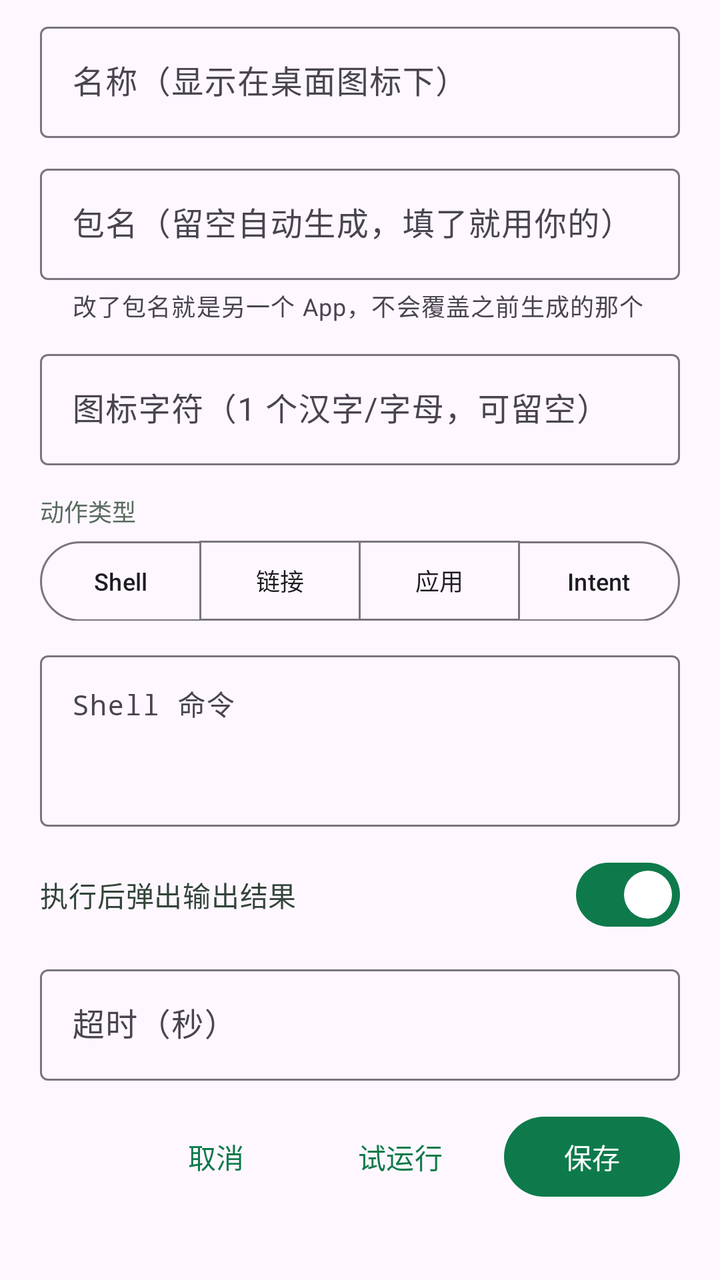
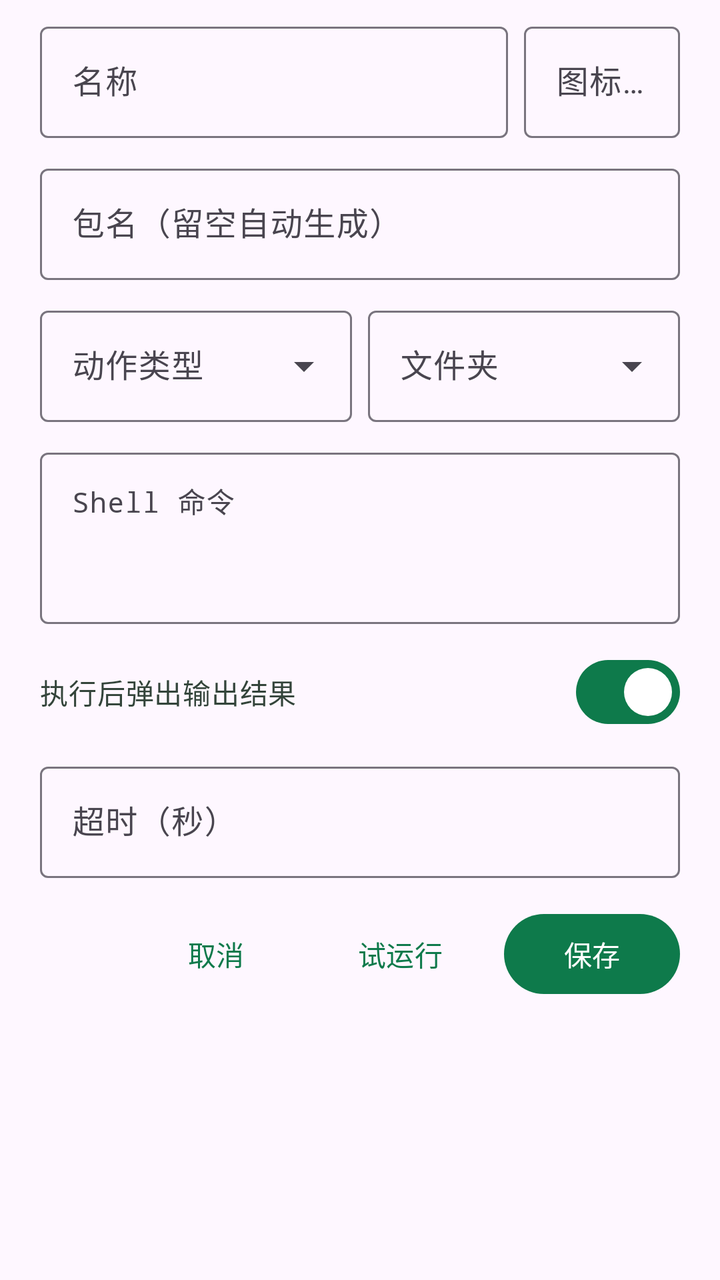

Two renders of the same Android screen: before a commit and after it. Below are the layout's source before the change and the commit's diff.
<!-- AndroidManifest.xml: application theme Theme.Shell2Apk -->
<!-- res/layout/dialog_task.xml -->
<?xml version="1.0" encoding="utf-8"?>
<ScrollView xmlns:android="http://schemas.android.com/apk/res/android"
    xmlns:app="http://schemas.android.com/apk/res-auto"
    android:layout_width="match_parent"
    android:layout_height="wrap_content">

    <LinearLayout
        android:layout_width="match_parent"
        android:layout_height="wrap_content"
        android:orientation="vertical"
        android:paddingStart="20dp"
        android:paddingTop="8dp"
        android:paddingEnd="20dp"
        android:paddingBottom="4dp">

        <com.google.android.material.textfield.TextInputLayout
            android:id="@+id/layoutName"
            style="@style/Widget.Material3.TextInputLayout.OutlinedBox"
            android:layout_width="match_parent"
            android:layout_height="wrap_content"
            android:hint="名称（显示在桌面图标下）">

            <com.google.android.material.textfield.TextInputEditText
                android:id="@+id/inputName"
                android:layout_width="match_parent"
                android:layout_height="wrap_content"
                android:inputType="text"
                android:maxLines="1" />
        </com.google.android.material.textfield.TextInputLayout>

        <com.google.android.material.textfield.TextInputLayout
            android:id="@+id/layoutPackage"
            style="@style/Widget.Material3.TextInputLayout.OutlinedBox"
            android:layout_width="match_parent"
            android:layout_height="wrap_content"
            android:layout_marginTop="10dp"
            android:hint="包名（留空自动生成，填了就用你的）"
            app:helperText="改了包名就是另一个 App，不会覆盖之前生成的那个">

            <com.google.android.material.textfield.TextInputEditText
                android:id="@+id/inputPackage"
                android:layout_width="match_parent"
                android:layout_height="wrap_content"
                android:inputType="textNoSuggestions"
                android:maxLines="1"
                android:typeface="monospace" />
        </com.google.android.material.textfield.TextInputLayout>

        <com.google.android.material.textfield.TextInputLayout
            android:id="@+id/layoutIcon"
            style="@style/Widget.Material3.TextInputLayout.OutlinedBox"
            android:layout_width="match_parent"
            android:layout_height="wrap_content"
            android:layout_marginTop="10dp"
            android:hint="图标字符（1 个汉字/字母，可留空）">

            <com.google.android.material.textfield.TextInputEditText
                android:id="@+id/inputIcon"
                android:layout_width="match_parent"
                android:layout_height="wrap_content"
                android:inputType="text"
                android:maxLength="2"
                android:maxLines="1" />
        </com.google.android.material.textfield.TextInputLayout>

        <TextView
            android:layout_width="match_parent"
            android:layout_height="wrap_content"
            android:layout_marginTop="14dp"
            android:text="动作类型"
            android:textColor="#5A6A60"
            android:textSize="12sp" />

        <com.google.android.material.button.MaterialButtonToggleGroup
            android:id="@+id/groupKind"
            android:layout_width="match_parent"
            android:layout_height="wrap_content"
            android:layout_marginTop="6dp"
            app:selectionRequired="true"
            app:singleSelection="true">

            <com.google.android.material.button.MaterialButton
                android:id="@+id/kindShell"
                style="?attr/materialButtonOutlinedStyle"
                android:layout_width="0dp"
                android:layout_height="40dp"
                android:layout_weight="1"
                android:insetTop="0dp"
                android:insetBottom="0dp"
                android:text="Shell"
                android:textSize="12sp" />

            <com.google.android.material.button.MaterialButton
                android:id="@+id/kindUrl"
                style="?attr/materialButtonOutlinedStyle"
                android:layout_width="0dp"
                android:layout_height="40dp"
                android:layout_weight="1"
                android:insetTop="0dp"
                android:insetBottom="0dp"
                android:text="链接"
                android:textSize="12sp" />

            <com.google.android.material.button.MaterialButton
                android:id="@+id/kindApp"
                style="?attr/materialButtonOutlinedStyle"
                android:layout_width="0dp"
                android:layout_height="40dp"
                android:layout_weight="1"
                android:insetTop="0dp"
                android:insetBottom="0dp"
                android:text="应用"
                android:textSize="12sp" />

            <com.google.android.material.button.MaterialButton
                android:id="@+id/kindIntent"
                style="?attr/materialButtonOutlinedStyle"
                android:layout_width="0dp"
                android:layout_height="40dp"
                android:layout_weight="1"
                android:insetTop="0dp"
                android:insetBottom="0dp"
                android:text="Intent"
                android:textSize="12sp" />
        </com.google.android.material.button.MaterialButtonToggleGroup>

        <com.google.android.material.textfield.TextInputLayout
            android:id="@+id/layoutValue"
            style="@style/Widget.Material3.TextInputLayout.OutlinedBox"
            android:layout_width="match_parent"
            android:layout_height="wrap_content"
            android:layout_marginTop="12dp"
            android:hint="Shell 命令">

            <com.google.android.material.textfield.TextInputEditText
                android:id="@+id/inputValue"
                android:layout_width="match_parent"
                android:layout_height="wrap_content"
                android:gravity="top|start"
                android:inputType="textMultiLine|textNoSuggestions"
                android:minLines="3"
                android:maxLines="8"
                android:textSize="14sp"
                android:typeface="monospace" />
        </com.google.android.material.textfield.TextInputLayout>

        <LinearLayout
            android:id="@+id/groupShell"
            android:layout_width="match_parent"
            android:layout_height="wrap_content"
            android:layout_marginTop="10dp"
            android:orientation="vertical">

            <com.google.android.material.materialswitch.MaterialSwitch
                android:id="@+id/switchOutput"
                android:layout_width="match_parent"
                android:layout_height="wrap_content"
                android:checked="true"
                android:text="执行后弹出输出结果"
                android:textColor="#33443A"
                android:textSize="14sp" />

            <com.google.android.material.textfield.TextInputLayout
                android:id="@+id/layoutTimeout"
                style="@style/Widget.Material3.TextInputLayout.OutlinedBox"
                android:layout_width="match_parent"
                android:layout_height="wrap_content"
                android:layout_marginTop="8dp"
                android:hint="超时（秒）">

                <com.google.android.material.textfield.TextInputEditText
                    android:id="@+id/inputTimeout"
                    android:layout_width="match_parent"
                    android:layout_height="wrap_content"
                    android:inputType="number"
                    android:maxLines="1" />
            </com.google.android.material.textfield.TextInputLayout>
        </LinearLayout>

        <LinearLayout
            android:id="@+id/groupIntent"
            android:layout_width="match_parent"
            android:layout_height="wrap_content"
            android:layout_marginTop="6dp"
            android:orientation="vertical"
            android:visibility="gone">

            <com.google.android.material.textfield.TextInputLayout
                style="@style/Widget.Material3.TextInputLayout.OutlinedBox"
                android:layout_width="match_parent"
                android:layout_height="wrap_content"
                android:layout_marginTop="6dp"
                android:hint="action（如 android.intent.action.VIEW）">

                <com.google.android.material.textfield.TextInputEditText
                    android:id="@+id/inputAction"
                    android:layout_width="match_parent"
                    android:layout_height="wrap_content"
                    android:inputType="textNoSuggestions"
                    android:maxLines="1" />
            </com.google.android.material.textfield.TextInputLayout>

            <com.google.android.material.textfield.TextInputLayout
                style="@style/Widget.Material3.TextInputLayout.OutlinedBox"
                android:layout_width="match_parent"
                android:layout_height="wrap_content"
                android:layout_marginTop="8dp"
                android:hint="component（包名/类名）">

                <com.google.android.material.textfield.TextInputEditText
                    android:id="@+id/inputComponent"
                    android:layout_width="match_parent"
                    android:layout_height="wrap_content"
                    android:inputType="textNoSuggestions"
                    android:maxLines="1" />
            </com.google.android.material.textfield.TextInputLayout>

            <com.google.android.material.textfield.TextInputLayout
                style="@style/Widget.Material3.TextInputLayout.OutlinedBox"
                android:layout_width="match_parent"
                android:layout_height="wrap_content"
                android:layout_marginTop="8dp"
                android:hint="extras（JSON，可留空）">

                <com.google.android.material.textfield.TextInputEditText
                    android:id="@+id/inputExtras"
                    android:layout_width="match_parent"
                    android:layout_height="wrap_content"
                    android:gravity="top|start"
                    android:inputType="textMultiLine|textNoSuggestions"
                    android:maxLines="4"
                    android:minLines="2"
                    android:typeface="monospace" />
            </com.google.android.material.textfield.TextInputLayout>
        </LinearLayout>

        <LinearLayout
            android:layout_width="match_parent"
            android:layout_height="wrap_content"
            android:layout_marginTop="14dp"
            android:gravity="end"
            android:orientation="horizontal">

            <com.google.android.material.button.MaterialButton
                android:id="@+id/btnCancel"
                style="@style/Widget.Material3.Button.TextButton"
                android:layout_width="wrap_content"
                android:layout_height="wrap_content"
                android:text="取消" />

            <com.google.android.material.button.MaterialButton
                android:id="@+id/btnTest"
                style="@style/Widget.Material3.Button.TextButton"
                android:layout_width="wrap_content"
                android:layout_height="wrap_content"
                android:layout_marginStart="4dp"
                android:text="试运行" />

            <com.google.android.material.button.MaterialButton
                android:id="@+id/btnBuild"
                android:layout_width="wrap_content"
                android:layout_height="wrap_content"
                android:layout_marginStart="8dp"
                android:paddingStart="18dp"
                android:paddingEnd="18dp"
                android:text="保存" />
        </LinearLayout>
    </LinearLayout>
</ScrollView>
<!-- resources referenced by this layout -->
<resources>
  <style name="Theme.Shell2Apk" parent="Theme.Material3.Light.NoActionBar">
          <item name="colorPrimary">@color/brand</item>
          <item name="colorOnPrimary">#FFFFFF</item>
          <item name="colorPrimaryContainer">@color/brand_light</item>
          <item name="colorOnPrimaryContainer">#00210F</item>
          <item name="colorSecondary">#4A6355</item>
          <item name="android:statusBarColor">@color/brand_dark</item>
          <item name="android:navigationBarColor">#FFFFFF</item>
      </style>
  <color name="brand">#0E7A4B</color>
  <color name="brand_light">#A5F3C8</color>
  <color name="brand_dark">#0A5C39</color>
</resources>

<!-- the commit's change to res/layout/dialog_task.xml (unified diff, before → after) -->
@@ -13,20 +13,45 @@
         android:paddingEnd="20dp"
         android:paddingBottom="4dp">
 
-        <com.google.android.material.textfield.TextInputLayout
-            android:id="@+id/layoutName"
-            style="@style/Widget.Material3.TextInputLayout.OutlinedBox"
-            android:layout_width="match_parent"
-            android:layout_height="wrap_content"
-            android:hint="名称（显示在桌面图标下）">
-
-            <com.google.android.material.textfield.TextInputEditText
-                android:id="@+id/inputName"
-                android:layout_width="match_parent"
-                android:layout_height="wrap_content"
-                android:inputType="text"
-                android:maxLines="1" />
-        </com.google.android.material.textfield.TextInputLayout>
+        <LinearLayout
+            android:layout_width="match_parent"
+            android:layout_height="wrap_content"
+            android:orientation="horizontal">
+
+            <com.google.android.material.textfield.TextInputLayout
+                android:id="@+id/layoutName"
+                style="@style/Widget.Material3.TextInputLayout.OutlinedBox"
+                android:layout_width="0dp"
+                android:layout_height="wrap_content"
+                android:layout_weight="3"
+                android:hint="名称">
+
+                <com.google.android.material.textfield.TextInputEditText
+                    android:id="@+id/inputName"
+                    android:layout_width="match_parent"
+                    android:layout_height="wrap_content"
+                    android:inputType="text"
+                    android:maxLines="1" />
+            </com.google.android.material.textfield.TextInputLayout>
+
+            <com.google.android.material.textfield.TextInputLayout
+                android:id="@+id/layoutIcon"
+                style="@style/Widget.Material3.TextInputLayout.OutlinedBox"
+                android:layout_width="0dp"
+                android:layout_height="wrap_content"
+                android:layout_marginStart="8dp"
+                android:layout_weight="1"
+                android:hint="图标字">
+
+                <com.google.android.material.textfield.TextInputEditText
+                    android:id="@+id/inputIcon"
+                    android:layout_width="match_parent"
+                    android:layout_height="wrap_content"
+                    android:inputType="text"
+                    android:maxLength="2"
+                    android:maxLines="1" />
+            </com.google.android.material.textfield.TextInputLayout>
+        </LinearLayout>
 
         <com.google.android.material.textfield.TextInputLayout
             android:id="@+id/layoutPackage"
@@ -34,8 +59,7 @@
             android:layout_width="match_parent"
             android:layout_height="wrap_content"
             android:layout_marginTop="10dp"
-            android:hint="包名（留空自动生成，填了就用你的）"
-            app:helperText="改了包名就是另一个 App，不会覆盖之前生成的那个">
+            android:hint="包名（留空自动生成）">
 
             <com.google.android.material.textfield.TextInputEditText
                 android:id="@+id/inputPackage"
@@ -46,90 +70,50 @@
                 android:typeface="monospace" />
         </com.google.android.material.textfield.TextInputLayout>
 
-        <com.google.android.material.textfield.TextInputLayout
-            android:id="@+id/layoutIcon"
-            style="@style/Widget.Material3.TextInputLayout.OutlinedBox"
-            android:layout_width="match_parent"
-            android:layout_height="wrap_content"
-            android:layout_marginTop="10dp"
-            android:hint="图标字符（1 个汉字/字母，可留空）">
-
-            <com.google.android.material.textfield.TextInputEditText
-                android:id="@+id/inputIcon"
-                android:layout_width="match_parent"
-                android:layout_height="wrap_content"
-                android:inputType="text"
-                android:maxLength="2"
-                android:maxLines="1" />
-        </com.google.android.material.textfield.TextInputLayout>
-
-        <TextView
-            android:layout_width="match_parent"
-            android:layout_height="wrap_content"
-            android:layout_marginTop="14dp"
-            android:text="动作类型"
-            android:textColor="#5A6A60"
-            android:textSize="12sp" />
-
-        <com.google.android.material.button.MaterialButtonToggleGroup
-            android:id="@+id/groupKind"
-            android:layout_width="match_parent"
-            android:layout_height="wrap_content"
-            android:layout_marginTop="6dp"
-            app:selectionRequired="true"
-            app:singleSelection="true">
-
-            <com.google.android.material.button.MaterialButton
-                android:id="@+id/kindShell"
-                style="?attr/materialButtonOutlinedStyle"
-                android:layout_width="0dp"
-                android:layout_height="40dp"
+        <LinearLayout
+            android:layout_width="match_parent"
+            android:layout_height="wrap_content"
+            android:layout_marginTop="10dp"
+            android:orientation="horizontal">
+
+            <com.google.android.material.textfield.TextInputLayout
+                android:id="@+id/layoutKind"
+                style="@style/Widget.Material3.TextInputLayout.OutlinedBox.ExposedDropdownMenu"
+                android:layout_width="0dp"
+                android:layout_height="wrap_content"
                 android:layout_weight="1"
-                android:insetTop="0dp"
-                android:insetBottom="0dp"
-                android:text="Shell"
-                android:textSize="12sp" />
-
-            <com.google.android.material.button.MaterialButton
-                android:id="@+id/kindUrl"
-                style="?attr/materialButtonOutlinedStyle"
-                android:layout_width="0dp"
-                android:layout_height="40dp"
+                android:hint="动作类型">
+
+                <AutoCompleteTextView
+                    android:id="@+id/inputKind"
+                    android:layout_width="match_parent"
+                    android:layout_height="wrap_content"
+                    android:inputType="none" />
+            </com.google.android.material.textfield.TextInputLayout>
+
+            <com.google.android.material.textfield.TextInputLayout
+                android:id="@+id/layoutFolder"
+                style="@style/Widget.Material3.TextInputLayout.OutlinedBox.ExposedDropdownMenu"
+                android:layout_width="0dp"
+                android:layout_height="wrap_content"
+                android:layout_marginStart="8dp"
                 android:layout_weight="1"
-                android:insetTop="0dp"
-                android:insetBottom="0dp"
-                android:text="链接"
-                android:textSize="12sp" />
-
-            <com.google.android.material.button.MaterialButton
-                android:id="@+id/kindApp"
-                style="?attr/materialButtonOutlinedStyle"
-                android:layout_width="0dp"
-                android:layout_height="40dp"
-                android:layout_weight="1"
-                android:insetTop="0dp"
-                android:insetBottom="0dp"
-                android:text="应用"
-                android:textSize="12sp" />
-
-            <com.google.android.material.button.MaterialButton
-                android:id="@+id/kindIntent"
-                style="?attr/materialButtonOutlinedStyle"
-                android:layout_width="0dp"
-                android:layout_height="40dp"
-                android:layout_weight="1"
-                android:insetTop="0dp"
-                android:insetBottom="0dp"
-                android:text="Intent"
-                android:textSize="12sp" />
-        </com.google.android.material.button.MaterialButtonToggleGroup>
+                android:hint="文件夹">
+
+                <AutoCompleteTextView
+                    android:id="@+id/inputFolder"
+                    android:layout_width="match_parent"
+                    android:layout_height="wrap_content"
+                    android:inputType="none" />
+            </com.google.android.material.textfield.TextInputLayout>
+        </LinearLayout>
 
         <com.google.android.material.textfield.TextInputLayout
             android:id="@+id/layoutValue"
             style="@style/Widget.Material3.TextInputLayout.OutlinedBox"
             android:layout_width="match_parent"
             android:layout_height="wrap_content"
-            android:layout_marginTop="12dp"
+            android:layout_marginTop="10dp"
             android:hint="Shell 命令">
 
             <com.google.android.material.textfield.TextInputEditText
@@ -138,11 +122,20 @@
                 android:layout_height="wrap_content"
                 android:gravity="top|start"
                 android:inputType="textMultiLine|textNoSuggestions"
+                android:maxLines="8"
                 android:minLines="3"
-                android:maxLines="8"
                 android:textSize="14sp"
                 android:typeface="monospace" />
         </com.google.android.material.textfield.TextInputLayout>
+
+        <com.google.android.material.button.MaterialButton
+            android:id="@+id/btnPickActivity"
+            style="@style/Widget.Material3.Button.TonalButton"
+            android:layout_width="match_parent"
+            android:layout_height="wrap_content"
+            android:layout_marginTop="6dp"
+            android:text="从手机里选择活动"
+            android:visibility="gone" />
 
         <LinearLayout
             android:id="@+id/groupShell"
@@ -186,11 +179,12 @@
             android:visibility="gone">
 
             <com.google.android.material.textfield.TextInputLayout
+                android:id="@+id/layoutAction"
                 style="@style/Widget.Material3.TextInputLayout.OutlinedBox"
                 android:layout_width="match_parent"
                 android:layout_height="wrap_content"
                 android:layout_marginTop="6dp"
-                android:hint="action（如 android.intent.action.VIEW）">
+                android:hint="action">
 
                 <com.google.android.material.textfield.TextInputEditText
                     android:id="@+id/inputAction"
@@ -201,6 +195,7 @@
             </com.google.android.material.textfield.TextInputLayout>
 
             <com.google.android.material.textfield.TextInputLayout
+                android:id="@+id/layoutComponent"
                 style="@style/Widget.Material3.TextInputLayout.OutlinedBox"
                 android:layout_width="match_parent"
                 android:layout_height="wrap_content"
@@ -216,6 +211,7 @@
             </com.google.android.material.textfield.TextInputLayout>
 
             <com.google.android.material.textfield.TextInputLayout
+                android:id="@+id/layoutExtras"
                 style="@style/Widget.Material3.TextInputLayout.OutlinedBox"
                 android:layout_width="match_parent"
                 android:layout_height="wrap_content"
@@ -261,8 +257,8 @@
                 android:layout_width="wrap_content"
                 android:layout_height="wrap_content"
                 android:layout_marginStart="8dp"
-                android:paddingStart="18dp"
-                android:paddingEnd="18dp"
+                android:paddingStart="20dp"
+                android:paddingEnd="20dp"
                 android:text="保存" />
         </LinearLayout>
     </LinearLayout>
